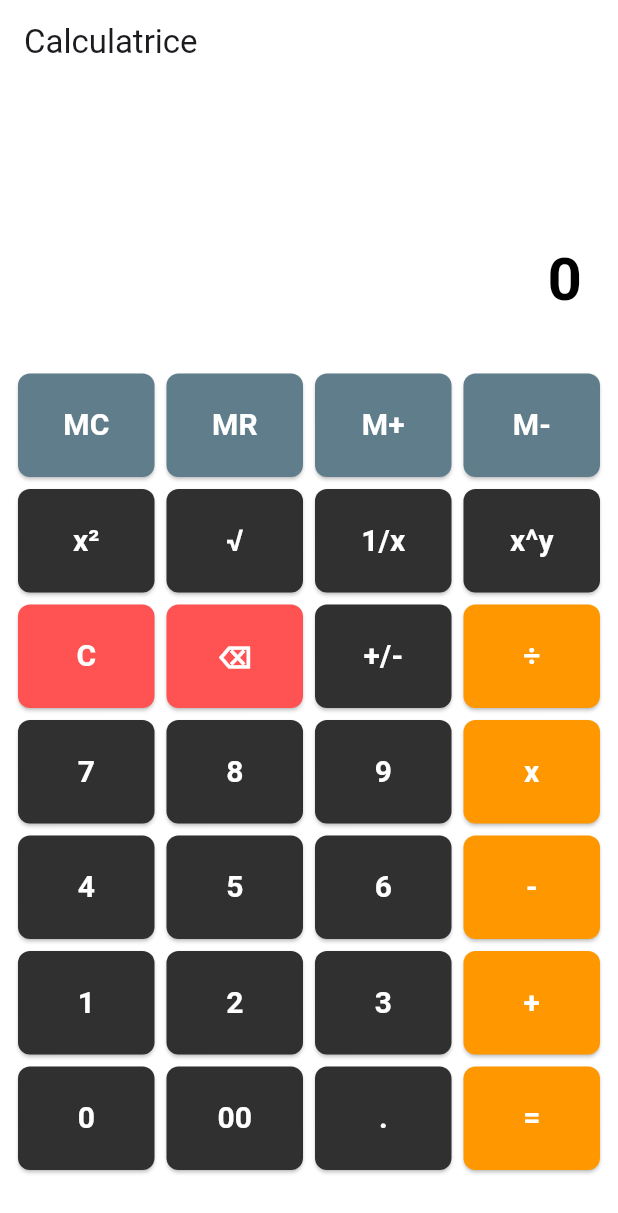
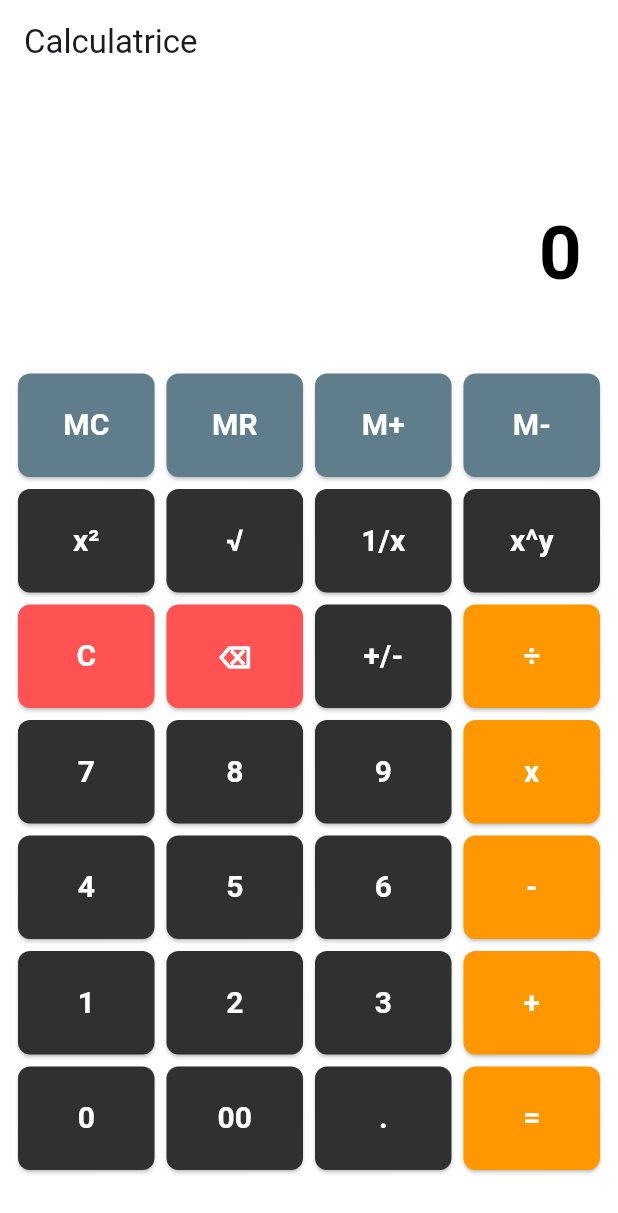
Before and after one commit to bidibul75/calculateurs, a Flutter app: the screen it shows after launch, on a phone screen of 412 x 824 dp. Shown: the top 1213 px of the screen. Run offline on Flutter 3.47's test engine with Material 3 defaults, Android fonts, the phone set to English and light mode, and no system bars; our stand-ins replace decimal; missing offline and left inert: rational.

Commit message:
Fix : font-size adaptation amongst size of the result and history

```diff
--- a/lib/calculators/basic_calc/models/calculator_state.dart
+++ b/lib/calculators/basic_calc/models/calculator_state.dart
@@ -2,19 +2,16 @@ class CalculatorState {
   final String output;
   final String history;
   final String currentInput;
-
-  // CHANGEMENT ICI : String au lieu de double pour garder la précision
   final String num1;
-
   final String operation;
-  final double memory; // On peut garder double pour l'instant ou passer en String plus tard
+  final double memory;
   final bool lastOperationIsUnary;
 
   CalculatorState({
     this.output = "0",
     this.history = "",
     this.currentInput = "",
-    this.num1 = "0", // Initialisation String
+    this.num1 = "0",
     this.operation = "",
     this.memory = 0.0,
     this.lastOperationIsUnary = false,
@@ -24,7 +21,7 @@ class CalculatorState {
     String? output,
     String? history,
     String? currentInput,
-    String? num1, // Changement de signature
+    String? num1,
     String? operation,
     double? memory,
     bool? lastOperationIsUnary,
--- a/lib/calculators/basic_calc/screens/calculator_screen.dart
+++ b/lib/calculators/basic_calc/screens/calculator_screen.dart
@@ -69,23 +69,48 @@ class _CalculatorScreenState extends State<CalculatorScreen> {
             child: Container(
               padding: const EdgeInsets.fromLTRB(24, 24, 24, 0),
               alignment: Alignment.bottomRight,
+              // Add a ScrollView to prevent overflow when the history is long
+              child: SingleChildScrollView(
+                reverse: true, // Keep the content pinned to the bottom
                 child: Column(
                   mainAxisAlignment: MainAxisAlignment.end,
                   crossAxisAlignment: CrossAxisAlignment.end,
                   children: [
+                    // Memory display
+                    if (_controller.memoryDisplay().isNotEmpty)
                       Text(_controller.memoryDisplay(), style: TextStyle(color: Colors.amber, fontSize: 24)),
-                  Text(state.history, style: TextStyle(color: Colors.grey[400], fontSize: 24)),
+
+                    // History display
+                    Text(
+                      state.history,
+                      style: TextStyle(color: Colors.grey[400], fontSize: 24),
+                      textAlign: TextAlign.right,
+                    ),
+
                     const SizedBox(height: 10),
-                  Text(
+
+                    // FittedBox shrinks the font size if the text is too long
+                    FittedBox(
+                      fit: BoxFit.scaleDown, // Only shrinks, does not grow
+                      alignment: Alignment.centerRight,
+                      child: Text(
                         state.output,
-                    style: const TextStyle(color: Colors.black, fontSize: 40, fontWeight: FontWeight.bold),
+                        // Force a single line to trigger shrinking
+                        maxLines: 1,
+                        style: const TextStyle(
+                          color: Colors.black,
+                          fontSize: 50, // We can even increase the base size
+                          fontWeight: FontWeight.bold,
+                        ),
+                      ),
                     ),
                   ],
                 ),
               ),
             ),
+          ),
 
-          // Grille de boutons
+          // Button grid
           Padding(
             padding: const EdgeInsets.fromLTRB(8, 40, 8, 40),
             child: Column(
```
Also changed, not shown: lib/calculators/basic_calc/controllers/calculator_controller.dart (+28 -28 lines). Lines whose indentation alone changed are shown as unchanged.
